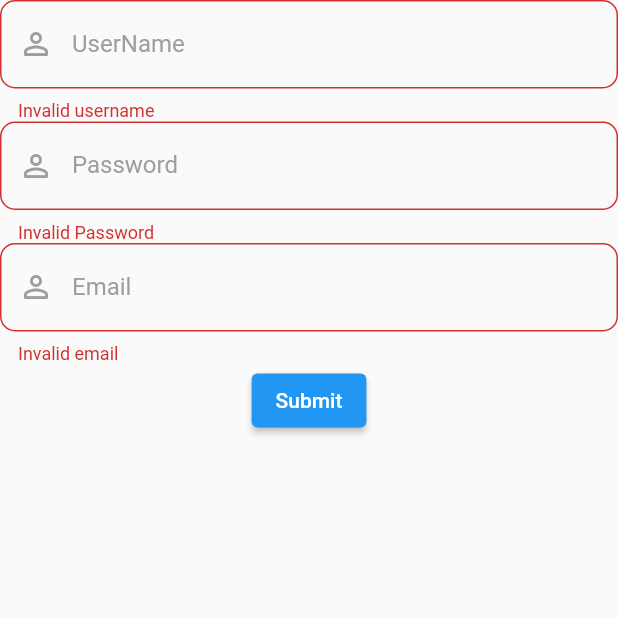
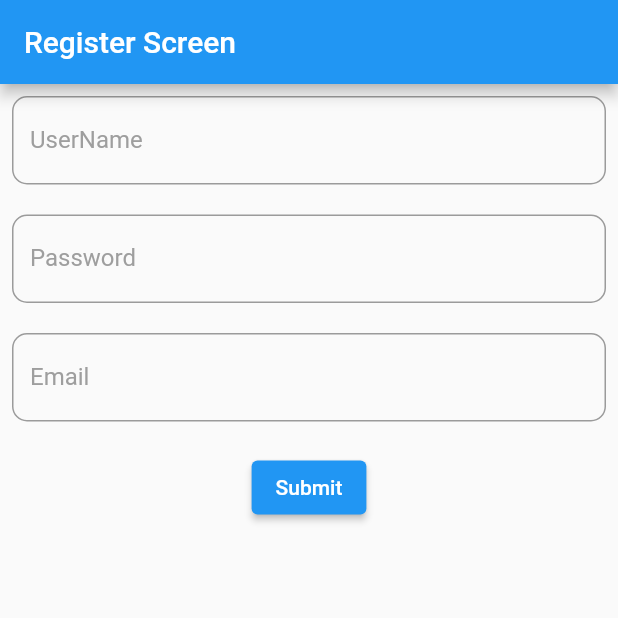
Before and after one commit to Pramod800/movie_application, a Flutter app: the RegisterScreen screen opened directly, on a phone screen of 412 x 824 dp, the top half of it. Run offline on Flutter 3.47's test engine with Material 2 defaults, Android fonts, the phone set to English and light mode, and no system bars; our stand-ins replace auto_route, bloc, cached_network_image, dio, equatable, flutter_bloc and 3 more; accounts and stored records are empty; Roboto replaces fonts that are missing (verdana_regular).

Commit message:
validator used in textFormField

```diff
--- a/lib/features/movies/presentation/screens/registerScreen.dart
+++ b/lib/features/movies/presentation/screens/registerScreen.dart
@@ -17,14 +17,17 @@ class _RegisterScreenState extends State<RegisterScreen> {
   @override
   Widget build(BuildContext context) {
     return Scaffold(
+        appBar: AppBar(title: Text('Register Screen')),
         body: Form(
           key: _formKey,
+          child: Padding(
+            padding: const EdgeInsets.all(8.0),
             child: Column(
               children: [
                 TextFormFieldWidget(
                   controller: _usernameController,
                   hintText: 'Enter username',
-            errorText: 'Invalid username',
+                  // errorText: '',
                   labelText: 'UserName',
                   validator: (value) {
                     if (value == null || value.isEmpty) {
@@ -33,10 +36,13 @@ class _RegisterScreenState extends State<RegisterScreen> {
                     return null;
                   },
                 ),
+                const SizedBox(
+                  height: 20,
+                ),
                 TextFormFieldWidget(
                   controller: _passwordController,
                   hintText: 'Enter Password',
-            errorText: 'Invalid Password',
+                  // errorText: '',
                   labelText: 'Password',
                   validator: (value) {
                     if (value == null || value.isEmpty) {
@@ -45,10 +51,13 @@ class _RegisterScreenState extends State<RegisterScreen> {
                     return null;
                   },
                 ),
+                const SizedBox(
+                  height: 20,
+                ),
                 TextFormFieldWidget(
                   controller: _emailController,
                   hintText: 'Enter Email',
-            errorText: 'Invalid email',
+                  // errorText: '',
                   labelText: 'Email',
                   validator: (value) {
                     if (value == null || value.isEmpty) {
@@ -56,6 +65,9 @@ class _RegisterScreenState extends State<RegisterScreen> {
                     }
                     return null;
                   },
+                ),
+                const SizedBox(
+                  height: 20,
                 ),
                 ElevatedButton(
                     onPressed: () {
@@ -67,6 +79,7 @@ class _RegisterScreenState extends State<RegisterScreen> {
                     child: const Text('Submit'))
               ],
             ),
+          ),
         ));
   }
 }
--- a/lib/features/movies/presentation/widgets/textFormField.dart
+++ b/lib/features/movies/presentation/widgets/textFormField.dart
@@ -4,13 +4,13 @@ class TextFormFieldWidget extends StatelessWidget {
   const TextFormFieldWidget(
       {Key? key,
       required this.hintText,
-      required this.errorText,
+      // required this.errorText,
       required this.labelText,
       required this.controller,
       required this.validator})
       : super(key: key);
   final String hintText;
-  final String errorText;
+  // final String errorText;
   final String labelText;
   final TextEditingController controller;
   final String? Function(String? value) validator;
@@ -22,12 +22,12 @@ class TextFormFieldWidget extends StatelessWidget {
       decoration: InputDecoration(
         focusColor: Colors.white,
 
-        prefixIcon: const Icon(
-          Icons.person_outline_rounded,
-          color: Colors.grey,
-        ),
+        // prefixIcon: const Icon(
+        //   Icons.person_outline_rounded,
+        //   color: Colors.grey,
+        // ),
 
-        errorText: errorText,
+        // errorText: errorText,
 
         border: OutlineInputBorder(
           borderRadius: BorderRadius.circular(10.0),
@@ -42,12 +42,12 @@ class TextFormFieldWidget extends StatelessWidget {
         hintText: hintText,
 
         //make hint text
-        hintStyle: const TextStyle(
-          color: Colors.grey,
-          fontSize: 16,
-          fontFamily: "verdana_regular",
-          fontWeight: FontWeight.w400,
-        ),
+        // hintStyle: const TextStyle(
+        //   color: Colors.grey,
+        //   fontSize: 16,
+        //   fontFamily: "verdana_regular",
+        //   fontWeight: FontWeight.w400,
+        // ),
 
         //create lable
         labelText: labelText,
--- a/lib/main.dart
+++ b/lib/main.dart
@@ -11,6 +11,7 @@ import 'package:movie_application/features/movies/presentation/blocs/movie_detai
 import 'package:movie_application/features/movies/presentation/blocs/movie_search_cubit/movie_search_cubit_cubit.dart';
 import 'package:movie_application/features/movies/presentation/screens/moviesHomeScreen.dart';
 import 'package:hive/hive.dart';
+import 'package:movie_application/features/movies/presentation/screens/registerScreen.dart';
 
 GetIt getIt = GetIt.instance;
 void main() async {
@@ -44,7 +45,7 @@ class MyApp extends StatelessWidget {
       debugShowCheckedModeBanner: false,
       // routerConfig:_appRouter.config(),
 
-      home: MovieHomeScreen(),
+      home: RegisterScreen(),
       // routerDelegate: _appRouter.delegate(),
       // routeInformationParser: _appRouter.defaultRouteParser(),
     );
```
Lines whose indentation alone changed are shown as unchanged.
